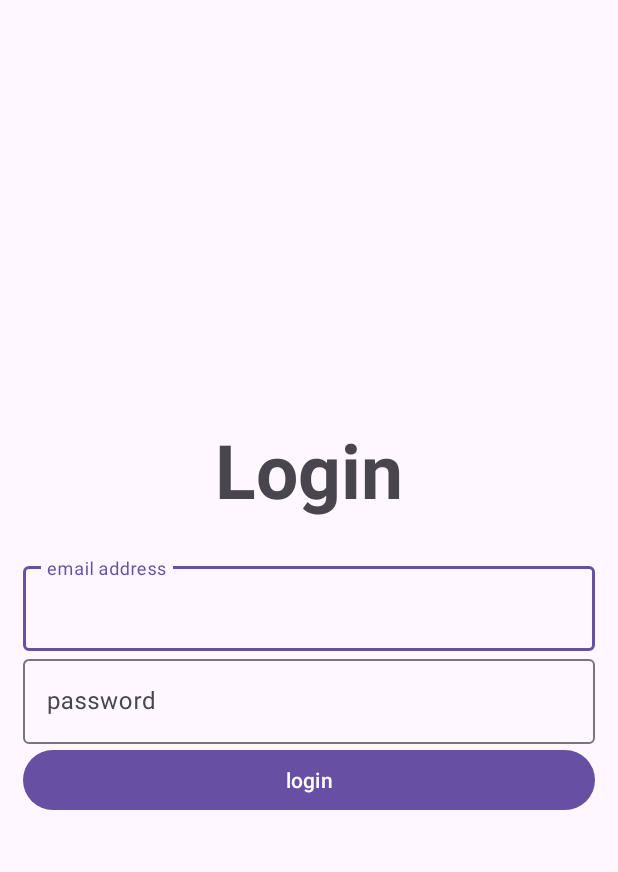
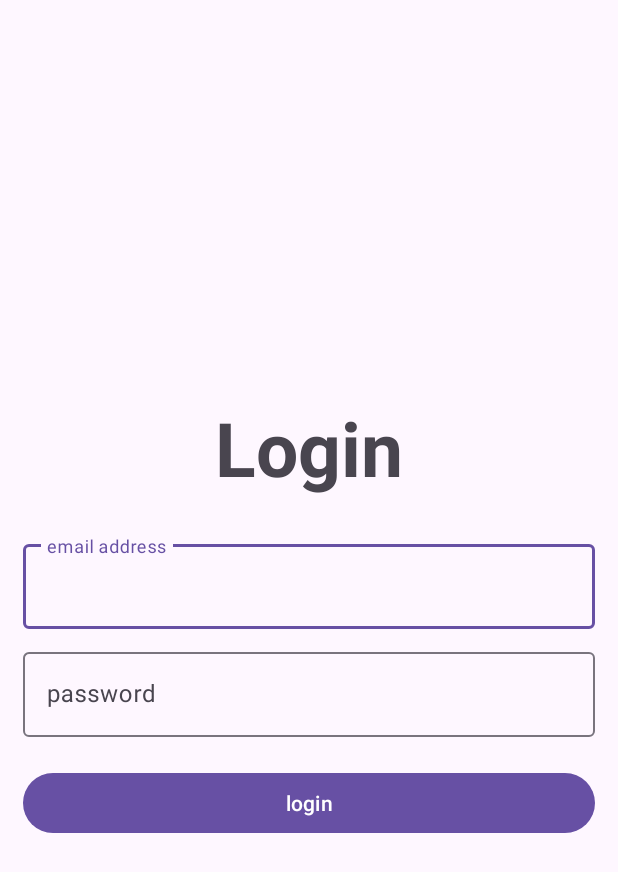
Before and after one commit to SymonMuchemi/Auth-project, an Android app: the screen it shows after launch (Login), on a phone screen of 412 x 824 dp. Shown: the top 872 px of the screen. Run offline under Robolectric (Android 15) with nearby library versions, the phone set to English and light mode, and no system bars.

Commit message:
fix: added some margins

```diff
--- a/app/src/main/res/layout/activity_login.xml
+++ b/app/src/main/res/layout/activity_login.xml
@@ -25,7 +25,9 @@
             android:id="@+id/email"
             android:hint="email address"
             android:layout_width="match_parent"
-            android:layout_height="wrap_content"/>
+            android:layout_height="wrap_content"
+            android:layout_marginBottom="10dp"
+            />
         </com.google.android.material.textfield.TextInputLayout>
 
     <com.google.android.material.textfield.TextInputLayout
@@ -35,7 +37,8 @@
             android:id="@+id/password_toggle"
             android:hint="@string/password"
             android:layout_width="match_parent"
-            android:layout_height="wrap_content"/>
+            android:layout_height="wrap_content"
+            android:layout_marginBottom="10dp"/>
         </com.google.android.material.textfield.TextInputLayout>
 
     <Button
@@ -43,6 +46,7 @@
         android:layout_width="match_parent"
         android:layout_height="wrap_content"
         android:text="login"
+        android:layout_marginTop="10dp"
         />
 
 </LinearLayout>
```
